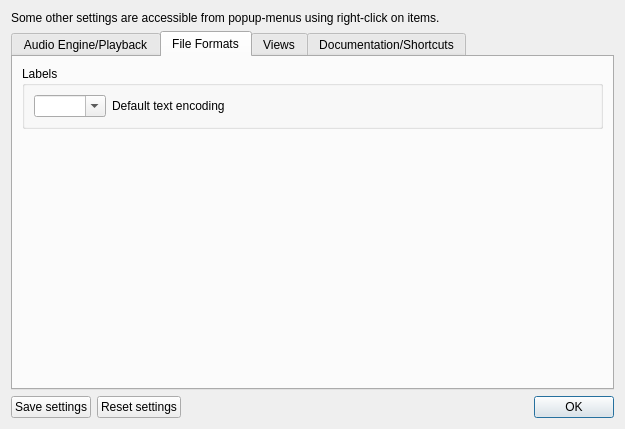
Old version of the form src/wdialogsettings.ui in the repository gillesdegottex/dfasma.
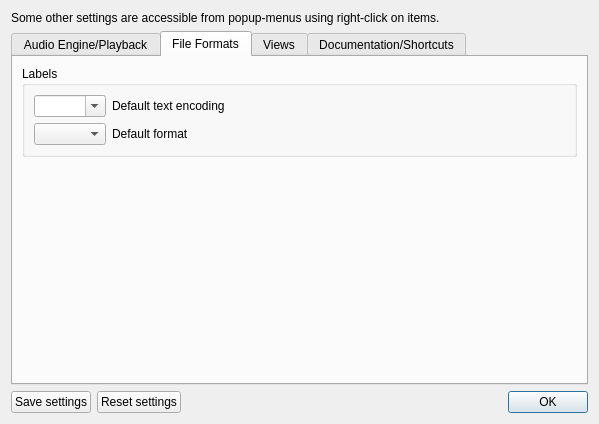
New version of the form. The open tabs and pages were chosen to show the change. Icons and pictures are not drawn.

Diff of the .ui file:
```diff
--- a/src/wdialogsettings.ui
+++ b/src/wdialogsettings.ui
@@ -6,8 +6,8 @@
    <rect>
     <x>0</x>
     <y>0</y>
-    <width>625</width>
-    <height>429</height>
+    <width>599</width>
+    <height>424</height>
    </rect>
   </property>
   <property name="sizePolicy">
@@ -234,6 +234,26 @@
             </item>
            </layout>
           </item>
+          <item>
+           <layout class="QHBoxLayout" name="horizontalLayout_11">
+            <item>
+             <widget class="QComboBox" name="cbLabelsDefaultFormat"/>
+            </item>
+            <item>
+             <widget class="QLabel" name="label_2">
+              <property name="sizePolicy">
+               <sizepolicy hsizetype="MinimumExpanding" vsizetype="Preferred">
+                <horstretch>0</horstretch>
+                <verstretch>0</verstretch>
+               </sizepolicy>
+              </property>
+              <property name="text">
+               <string>Default format</string>
+              </property>
+             </widget>
+            </item>
+           </layout>
+          </item>
          </layout>
         </widget>
        </item>
@@ -245,7 +265,7 @@
          <property name="sizeHint" stdset="0">
           <size>
            <width>20</width>
-           <height>213</height>
+           <height>0</height>
           </size>
          </property>
         </spacer>
```
Left out of the diff: 17 changed lines with no effect on the pictures.
